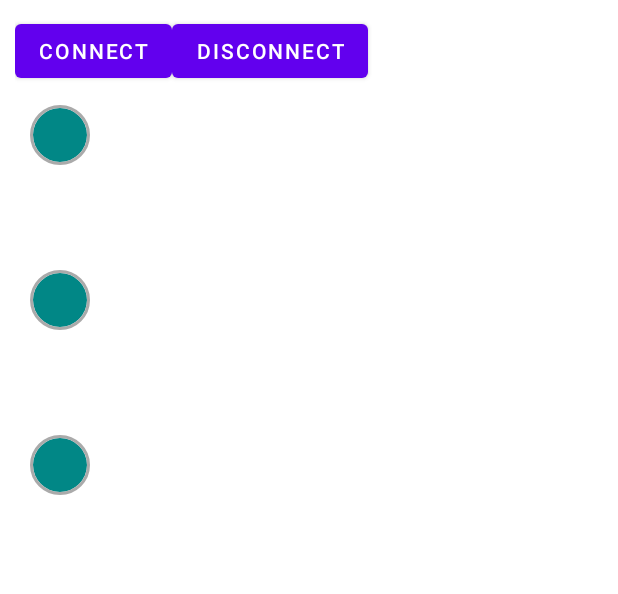
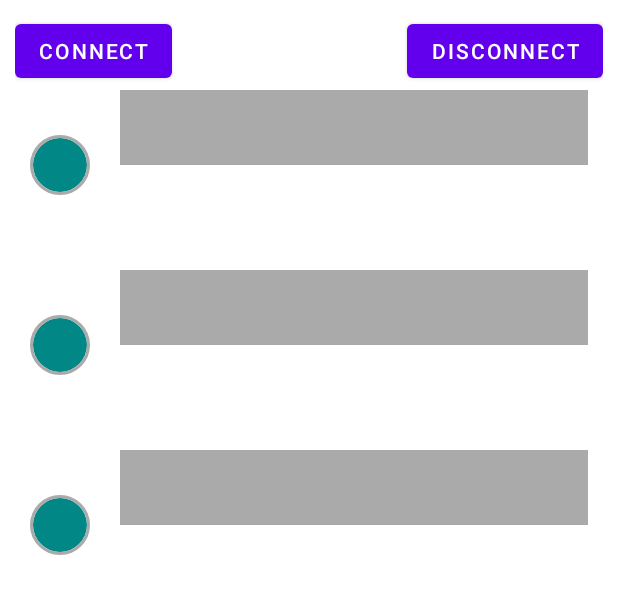
Before and after one commit to Temnogrudova/WS, an Android app: the layout activity_main.xml on its own in the app's theme, with its tools: preview values and no code run, on a phone screen of 412 x 824 dp. Shown: the top 594 px of the screen. Run offline under Robolectric (Android 15) with nearby library versions, the phone set to English and light mode, and no system bars.

```diff
--- a/app/src/main/java/com/example/websocketproject/ItemsListAdapter.kt
+++ b/app/src/main/java/com/example/websocketproject/GroceryListAdapter.kt
@@ -6,15 +6,14 @@ import android.view.LayoutInflater
 import android.view.View
 import android.view.ViewGroup
 import android.widget.TextView
-import androidx.core.content.ContextCompat
 import androidx.recyclerview.widget.RecyclerView
 import de.hdodenhof.circleimageview.CircleImageView
 
 
-class ItemsListAdapter(
+class GroceryListAdapter(
     private var items: List<GroceryModel?>,
     private val interactionListener: InteractionListener
-) : RecyclerView.Adapter<ItemsListAdapter.BaseViewHolder>() {
+) : RecyclerView.Adapter<GroceryListAdapter.BaseViewHolder>() {
 
     interface InteractionListener {
         fun onItemClick(v: View, feed: GroceryModel?)
--- a/app/src/main/java/com/example/websocketproject/SecondFragment.kt
+++ b/app/src/main/java/com/example/websocketproject/SecondFragment.kt
@@ -1,12 +1,12 @@
 package com.example.websocketproject
 
 import android.graphics.Color
-import android.graphics.drawable.ColorDrawable
 import android.os.Bundle
 import android.view.LayoutInflater
 import android.view.View
 import android.view.ViewGroup
 import androidx.fragment.app.Fragment
+import com.example.websocketproject.MainActivity.Companion.BUNDLE_FIELD
 import com.example.websocketproject.databinding.FragmentSecondBinding
 
 
@@ -18,8 +18,7 @@ class SecondFragment : Fragment(R.layout.fragment_second) {
         container: ViewGroup?,
         savedInstanceState: Bundle?
     ): View? {
-        val color = requireArguments().getString("color")
-
+        val color = requireArguments().getString(BUNDLE_FIELD)
         binding = FragmentSecondBinding.inflate(inflater,container, false)
         binding.root.setBackgroundColor(Color.parseColor(color))
         return binding.root
--- a/app/src/main/res/layout/activity_main.xml
+++ b/app/src/main/res/layout/activity_main.xml
@@ -7,24 +7,24 @@
     android:layout_height="match_parent"
     android:layout_margin="@dimen/margin"
     tools:context=".MainActivity">
+
     <Button
         android:id="@+id/btnConnect"
         android:layout_width="wrap_content"
         android:layout_height="wrap_content"
         app:layout_constraintTop_toTopOf="parent"
         app:layout_constraintLeft_toLeftOf="parent"
-        android:text="@string/connect"
-        />
+        android:text="@string/connect" />
     <Button
         android:id="@+id/btnDisconnect"
         android:layout_width="wrap_content"
         android:layout_height="wrap_content"
         app:layout_constraintTop_toTopOf="parent"
-        app:layout_constraintLeft_toRightOf="@id/btnConnect"
-        android:text="@string/disconnect"
-        />
+        app:layout_constraintRight_toRightOf="parent"
+        android:text="@string/disconnect" />
     <androidx.recyclerview.widget.RecyclerView
         android:id="@+id/rvItems"
+        android:layout_marginTop="40dp"
         android:layout_width="match_parent"
         android:layout_height="match_parent"
         app:layout_constraintTop_toBottomOf="@id/btnConnect"
--- a/app/src/main/res/layout/item.xml
+++ b/app/src/main/res/layout/item.xml
@@ -5,6 +5,13 @@
     android:layout_width="match_parent"
     android:layout_height="wrap_content"
     android:background="@color/white">
+    <LinearLayout
+        android:layout_width="match_parent"
+        android:layout_height="wrap_content"
+        android:orientation="horizontal"
+        app:layout_constraintTop_toTopOf="parent"
+        app:layout_constraintBottom_toBottomOf="parent">
+
     <de.hdodenhof.circleimageview.CircleImageView
         android:id="@+id/image"
         android:layout_width="40dp"
@@ -13,10 +20,10 @@
         app:civ_border_width="2dp"
         android:layout_margin="10dp"
         app:civ_border_color="@android:color/darker_gray"
-        app:layout_constraintBottom_toBottomOf="parent"
-        app:layout_constraintLeft_toLeftOf="parent"/>
+        android:layout_gravity="center_vertical"/>
+
     <LinearLayout
-        android:layout_width="wrap_content"
+        android:layout_width="match_parent"
         android:layout_height="wrap_content"
         android:orientation="vertical"
         android:layout_margin="@dimen/margin"
@@ -24,13 +31,13 @@
         app:layout_constraintTop_toTopOf="parent">
     <TextView
         android:id="@+id/title"
-        android:layout_width="wrap_content"
+        android:layout_width="match_parent"
         android:layout_height="@dimen/item_height"
+        android:background="@android:color/darker_gray"
         app:layout_constraintRight_toRightOf="parent"
         android:gravity="center_vertical"
         android:textSize="@dimen/text_size"
-        android:textColor="@color/black"
-        />
+        android:textColor="@color/black" />
     <TextView
         android:id="@+id/weight"
         android:layout_width="wrap_content"
@@ -39,9 +46,8 @@
         app:layout_constraintTop_toTopOf="parent"
         android:gravity="center_vertical"
         android:textSize="@dimen/text_size"
-        android:textColor="@color/black"
-
-        />
+        android:textColor="@color/black" />
+    </LinearLayout>
     </LinearLayout>
 
 </androidx.constraintlayout.widget.ConstraintLayout>
```
Also changed, not shown: app/src/main/java/com/example/websocketproject/MainActivity.kt (+37 -25 lines).
